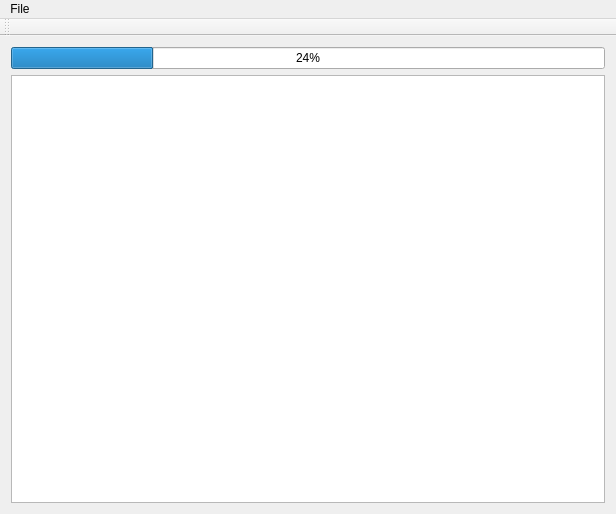
Old version of the form plotter.ui in the repository maratnek/top-words.
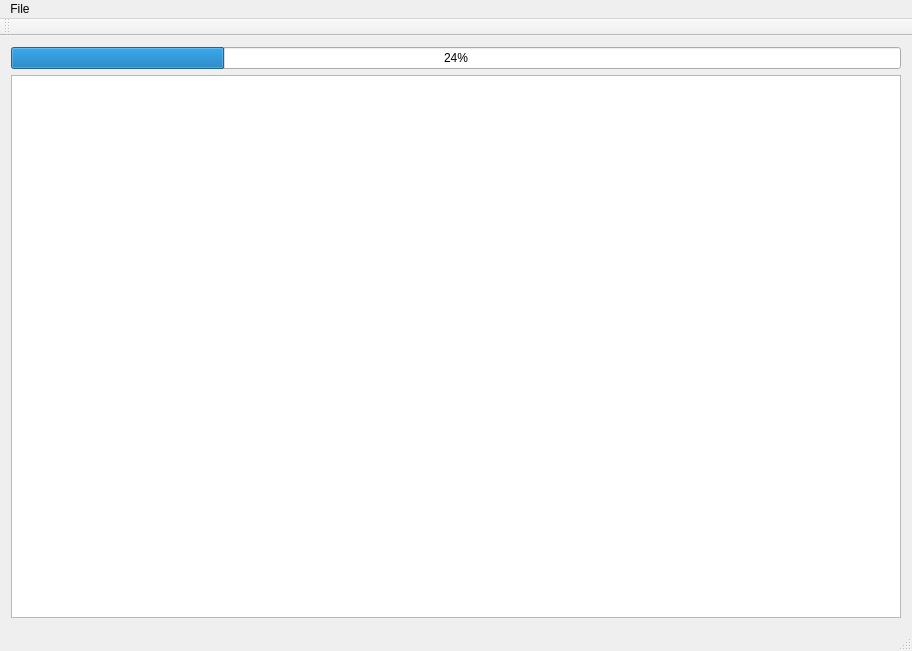
New version of the form. Icons and pictures are not drawn.

The edit to the form file:
```diff
--- a/plotter.ui
+++ b/plotter.ui
@@ -9,8 +9,8 @@
    <rect>
     <x>0</x>
     <y>0</y>
-    <width>616</width>
-    <height>514</height>
+    <width>912</width>
+    <height>651</height>
    </rect>
   </property>
   <property name="sizePolicy">
@@ -34,7 +34,14 @@
     <item>
      <layout class="QHBoxLayout" name="horizontalLayout">
       <item>
-       <widget class="QListWidget" name="listWidget"/>
+       <widget class="QListWidget" name="listWidget">
+        <property name="sizePolicy">
+         <sizepolicy hsizetype="Expanding" vsizetype="Expanding">
+          <horstretch>0</horstretch>
+          <verstretch>0</verstretch>
+         </sizepolicy>
+        </property>
+       </widget>
       </item>
      </layout>
     </item>
@@ -45,7 +52,7 @@
     <rect>
      <x>0</x>
      <y>0</y>
-     <width>616</width>
+     <width>912</width>
      <height>21</height>
     </rect>
    </property>
@@ -70,6 +77,7 @@
     <bool>false</bool>
    </attribute>
   </widget>
+  <widget class="QStatusBar" name="statusBar"/>
   <action name="actionOpen">
    <property name="icon">
     <iconset>
```
